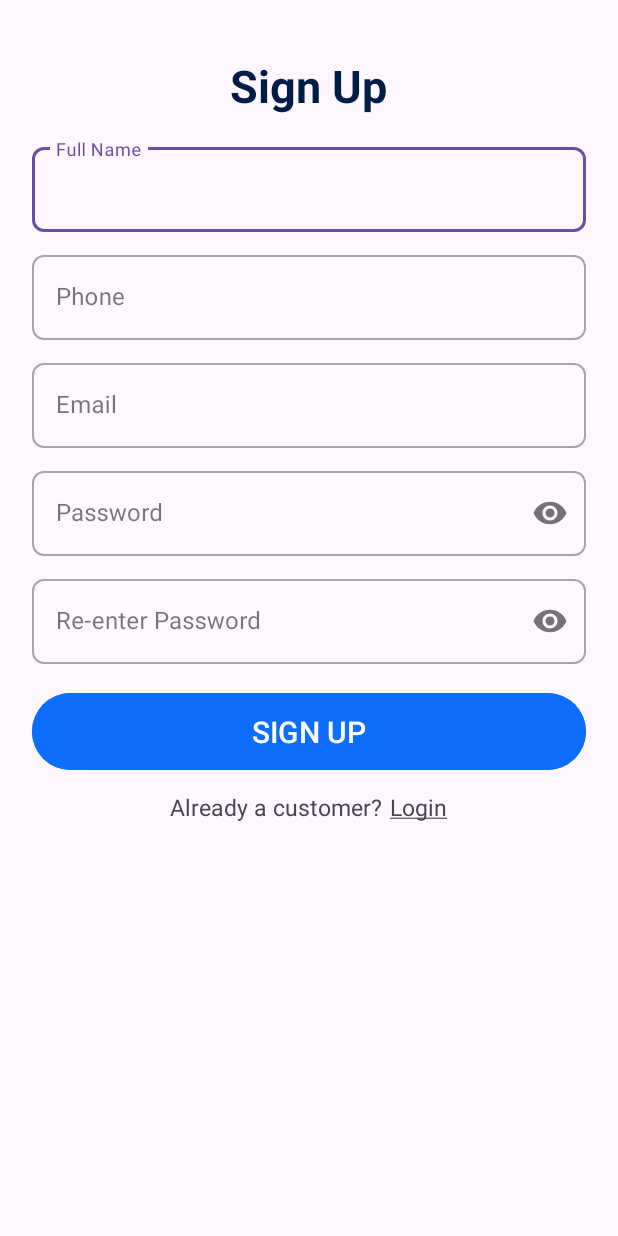
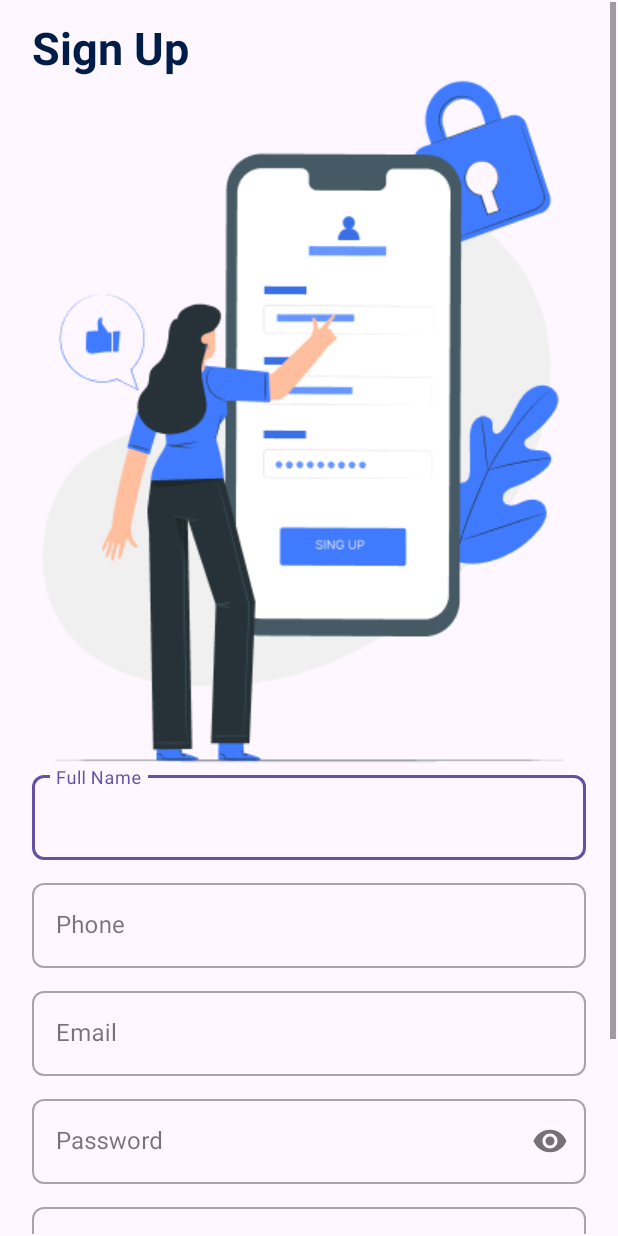
Before and after one commit to souravpaswan-trustt/TrusttKart, an Android app: the SignUpFragment screen opened directly, with no data from a screen before it, on a phone screen of 412 x 824 dp. Run offline under Robolectric (Android 15) with nearby library versions, the phone set to English and light mode, and no system bars; our stand-ins replace data binding.

Commit message:
scrollview + signup image

```diff
--- a/app/src/main/res/layout/fragment_home.xml
+++ b/app/src/main/res/layout/fragment_home.xml
@@ -10,6 +10,10 @@
             name="myViewModel"
             type="com.example.trusttkart.ui.home.HomeViewModel" />
     </data>
+
+    <ScrollView
+        android:layout_width="match_parent"
+        android:layout_height="match_parent">
 
         <androidx.constraintlayout.widget.ConstraintLayout
             android:id="@+id/frameLayout"
@@ -74,4 +78,6 @@
             </LinearLayout>
 
         </androidx.constraintlayout.widget.ConstraintLayout>
+
+    </ScrollView>
 </layout>
--- a/app/src/main/res/layout/fragment_sign_up.xml
+++ b/app/src/main/res/layout/fragment_sign_up.xml
@@ -2,6 +2,10 @@
 <layout xmlns:android="http://schemas.android.com/apk/res/android"
     xmlns:tools="http://schemas.android.com/tools"
     xmlns:app="http://schemas.android.com/apk/res-auto">
+
+    <ScrollView
+        android:layout_width="match_parent"
+        android:layout_height="match_parent">
 
     <androidx.constraintlayout.widget.ConstraintLayout
         android:id="@+id/frameLayout2"
@@ -20,12 +24,17 @@
             <TextView
                 android:layout_width="wrap_content"
                 android:layout_height="wrap_content"
-                android:layout_gravity="center_horizontal"
-                android:layout_margin="15dp"
+                android:layout_marginTop="10dp"
                 android:text="Sign Up"
                 android:textColor="#001D47"
                 android:textSize="30sp"
                 android:textStyle="bold" />
+
+            <ImageView
+                android:id="@+id/imageView"
+                android:layout_width="wrap_content"
+                android:layout_height="wrap_content"
+                app:srcCompat="@drawable/sign_up_image" />
 
             <com.google.android.material.textfield.TextInputLayout
                 android:id="@+id/signUpNameTIL"
@@ -158,4 +167,6 @@
 
     </androidx.constraintlayout.widget.ConstraintLayout>
 
+    </ScrollView>
+
 </layout>
```
Also changed, not shown: app/src/main/res/layout/fragment_sign_in.xml (+19 -12 lines), app/src/main/res/drawable/sign_up_image.png (added). Lines whose indentation alone changed are shown as unchanged.
